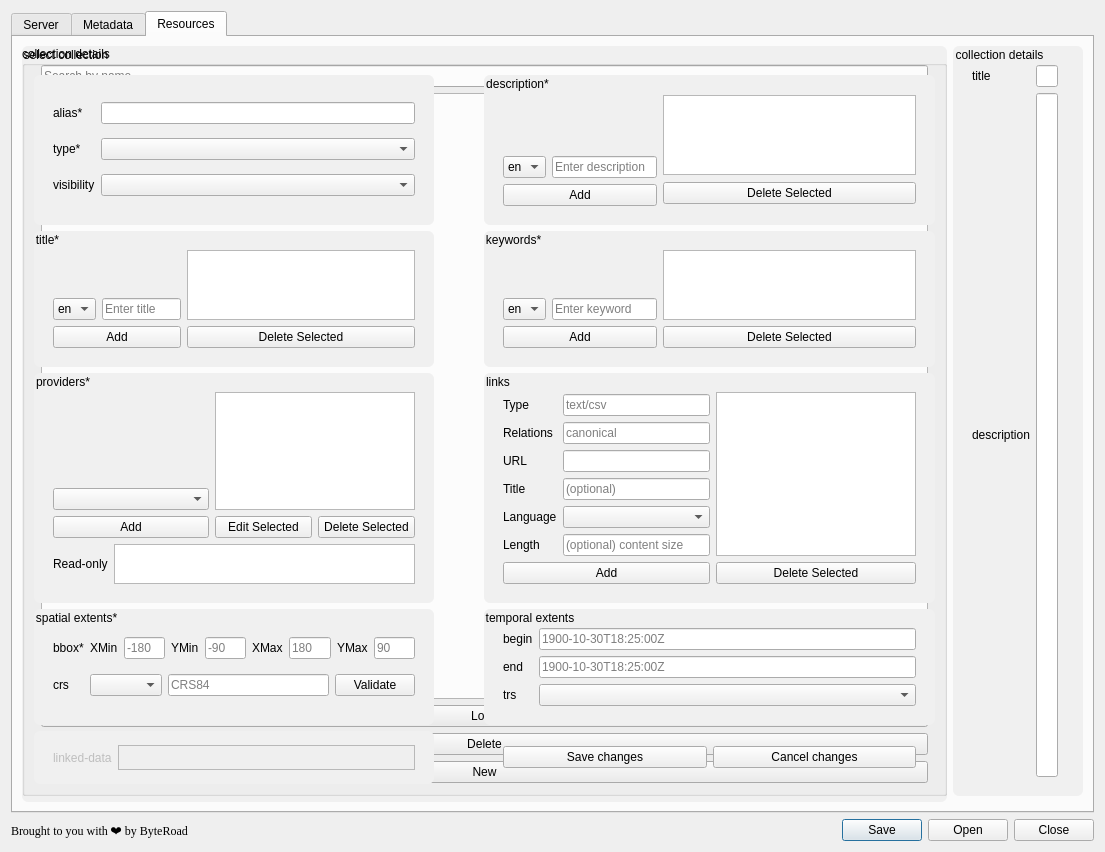
Old version of the form pygeoapi_config_dialog_base.ui in the repository byteroad/pygeoapi_config.
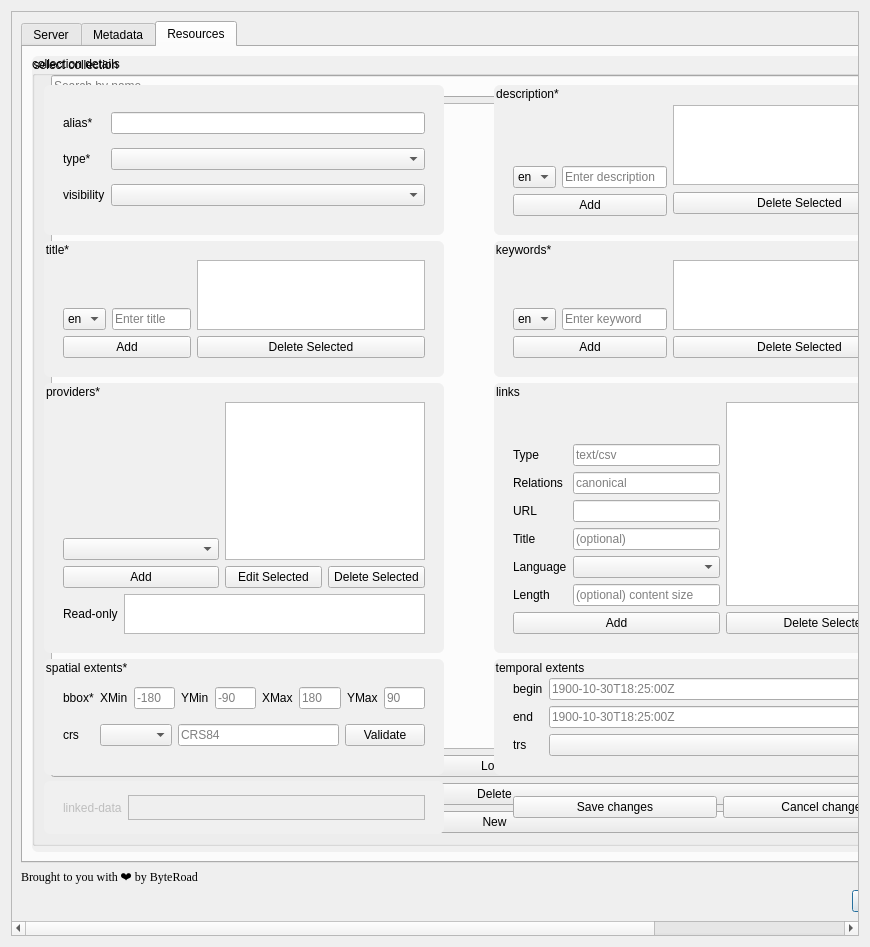
New version of the form. The open tabs and pages were chosen to show the change. Icons and pictures are not drawn.

Commit message: - added layout and scrollable area to top level widget

The edit to the form file:
```diff
--- a/pygeoapi_config_dialog_base.ui
+++ b/pygeoapi_config_dialog_base.ui
@@ -7,7 +7,7 @@
     <x>0</x>
     <y>0</y>
     <width>870</width>
-    <height>490</height>
+    <height>947</height>
    </rect>
   </property>
   <property name="windowTitle">
@@ -17,30 +17,25 @@
    <iconset>
     <normaloff>icon.png</normaloff>icon.png</iconset>
   </property>
-  <layout class="QGridLayout" name="gridLayout_5">
-   <item row="1" column="1">
-    <widget class="QDialogButtonBox" name="buttonBox">
-     <property name="standardButtons">
-      <set>QDialogButtonBox::Close|QDialogButtonBox::Open|QDialogButtonBox::Save</set>
-     </property>
-    </widget>
-   </item>
-   <item row="1" column="0">
-    <widget class="QLabel" name="label_12">
-     <property name="font">
-      <font>
-       <family>Liberation Serif</family>
-      </font>
-     </property>
-     <property name="text">
-      <string>Brought to you with ❤️ by ByteRoad</string>
-     </property>
-     <property name="textFormat">
-      <enum>Qt::MarkdownText</enum>
-     </property>
-    </widget>
-   </item>
-   <item row="0" column="0" colspan="2">
+  <layout class="QVBoxLayout" name="verticalLayout_2">
+   <item>
+    <layout class="QVBoxLayout" name="verticalLayout">
+     <item>
+      <widget class="QScrollArea" name="scrollArea">
+       <property name="widgetResizable">
+        <bool>true</bool>
+       </property>
+       <widget class="QWidget" name="scrollAreaWidgetContents">
+        <property name="geometry">
+         <rect>
+          <x>0</x>
+          <y>0</y>
+          <width>834</width>
+          <height>992</height>
+         </rect>
+        </property>
+        <layout class="QVBoxLayout" name="verticalLayout_4">
+         <item>
     <widget class="QTabWidget" name="tabWidget">
      <property name="currentIndex">
       <number>0</number>
@@ -567,7 +562,7 @@
           <item row="0" column="1">
            <layout class="QHBoxLayout" name="horizontalLayout_6">
             <item>
-             <widget class="QLabel" name="label_10">
+                   <widget class="QLabel" name="label_12">
               <property name="text">
                <string>maximum</string>
               </property>
@@ -1711,7 +1706,7 @@
          </layout>
         </widget>
        </item>
-       <item row="0" column="1" rowspan="1">
+             <item row="0" column="1">
         <widget class="QGroupBox" name="groupBoxCollectionPreview">
          <property name="title">
           <string>collection details</string>
@@ -1729,7 +1724,7 @@
           </property>
          <layout class="QGridLayout" name="gridLayoutCollectionDetails">
           <item row="0" column="0">
-           <widget class="QLabel" name="label_15">
+                 <widget class="QLabel" name="label_57">
             <property name="text">
              <string>title</string>
             </property>
@@ -1743,7 +1738,7 @@
             </widget>
           </item>
           <item row="1" column="0">
-           <widget class="QLabel" name="label_16">
+                 <widget class="QLabel" name="label_58">
             <property name="text">
              <string>description</string>
             </property>
@@ -1776,7 +1771,6 @@
           </layout>
         </widget>
         </item>
-        
         <item row="0" column="0">
           <widget class="QGroupBox" name="groupBoxCollectionLoaded">
             <property name="visible">
@@ -1792,73 +1786,60 @@
             
               
               <item row="0" column="0">
-              
-                <widget class="QGroupBox">
-                  <property name="styleSheet">
-                    <string notr="true">
-                      QGroupBox {
-                        background-color: rgba(240, 240, 240, 1);  /* change to your desired color */
-                        border: 0px solid #ffffffff;     /* optional: border styling */
-                        border-radius: 6px;         /* optional: rounded corners */
-                        margin-top: 1.5em; /* reserve space for the title */
-                        padding: 10px; 
-                      }
-                    </string>
-                  </property>
+                 <widget class="QGroupBox" name="groupBox_4">
                   <property name="minimumSize">
                     <size>
                     <width>400</width>
                     <height>150</height>
                     </size>
                   </property>
-
-                  <layout class="QGridLayout">
+                  <property name="styleSheet">
+                   <string notr="true">
+                      QGroupBox {
+                        background-color: rgba(240, 240, 240, 1);  /* change to your desired color */
+                        border: 0px solid #ffffffff;     /* optional: border styling */
+                        border-radius: 6px;         /* optional: rounded corners */
+                        margin-top: 1.5em; /* reserve space for the title */
+                        padding: 10px; 
+                      }
+                    </string>
+                  </property>
+                  <layout class="QGridLayout" name="_28">
                     <item row="0" column="0">
-                      <widget class="QLabel">
+                    <widget class="QLabel" name="label_59">
                         <property name="text">
                         <string>alias*</string>
                         </property>
                       </widget>
                     </item>
-                    <item row="0" column="1" >
-                      <widget class="QLineEdit" name="lineEditResAlias">
-                      </widget>
-                    </item>
-                      
-                    <item row="1" column="0" >
-                      <widget class="QLabel">
+                   <item row="0" column="1">
+                    <widget class="QLineEdit" name="lineEditResAlias"/>
+                   </item>
+                   <item row="1" column="0">
+                    <widget class="QLabel" name="label_60">
                         <property name="text">
                         <string>type*</string>
                         </property>
                       </widget>
                     </item>
-                    <item row="1" column="1" >
-                      <widget class="QComboBox" name="comboBoxResType">
-                      </widget>
-                    </item>
-
-                    <item row="2" column="0" >
-                      <widget class="QLabel">
+                   <item row="1" column="1">
+                    <widget class="QComboBox" name="comboBoxResType"/>
+                   </item>
+                   <item row="2" column="0">
+                    <widget class="QLabel" name="label_61">
                         <property name="text">
                         <string>visibility</string>
                         </property>
                       </widget>
                     </item>
                     <item row="2" column="1">
-                      <widget class="QComboBox" name="comboBoxResVisibility">
-                      </widget>
+                    <widget class="QComboBox" name="comboBoxResVisibility"/>
                     </item>
                   </layout>
                 </widget>
               </item>
-
-
-              <item row="1" column="0" >
-              
-                <widget class="QGroupBox">
-                  <property name="title">
-                    <string>title*</string>
-                  </property>
+                <item row="1" column="0">
+                 <widget class="QGroupBox" name="groupBox_5">
                   <property name="styleSheet">
                     <string notr="true">
                       QGroupBox {
@@ -1870,14 +1851,16 @@
                       }
                     </string>
                   </property>
-
-                  <layout class="QGridLayout">
+                  <property name="title">
+                   <string>title*</string>
+                  </property>
+                  <layout class="QGridLayout" name="_29">
                     <item row="0" column="0">
-                    <layout class="QHBoxLayout">
+                    <layout class="QHBoxLayout" name="_30">
                       <item>
-                      <layout class="QVBoxLayout">
-                        <item>            
-                        <spacer name="verticalSpacer">
+                      <layout class="QVBoxLayout" name="_31">
+                       <item>
+                        <spacer name="verticalSpacer_6">
                         <property name="orientation">
                           <enum>Qt::Vertical</enum>
                         </property>
@@ -1889,11 +1872,10 @@
                         </property>
                         </spacer>
                         </item>
-
                         <item>
-                          <layout class="QVBoxLayout">
+                        <layout class="QVBoxLayout" name="_32">
                           <item>
-                          <layout class="QHBoxLayout">
+                          <layout class="QHBoxLayout" name="_33">
                             <item>
                             <widget class="QComboBox" name="comboBoxResTitleLocale">
                               <item>
@@ -1913,7 +1895,6 @@
                               </item>
                             </widget>
                             </item>
-
                           <item>
                             <widget class="QLineEdit" name="addResTitleLineEdit">
                             <property name="placeholderText">
@@ -1922,7 +1903,6 @@
                             </widget>
                           </item>
                           </layout>
-
                           </item>
                           <item>
                             <widget class="QPushButton" name="addResTitleButton">
@@ -1934,10 +1914,9 @@
                           </layout>
                         </item>
                       </layout>
-
                       </item>
                       <item>
-                        <layout class="QVBoxLayout">
+                      <layout class="QVBoxLayout" name="_34">
                           <item>
                             <widget class="QListWidget" name="listWidgetResTitle">
                             <property name="maximumSize">
@@ -1962,15 +1941,8 @@
                 </layout>
                 </widget>
               </item>
-
-
-            
-              <item row="0" column="1" colspan="1">
-              
-                <widget class="QGroupBox">
-                  <property name="title">
-                    <string>description*</string>
-                  </property>
+                <item row="0" column="1">
+                 <widget class="QGroupBox" name="groupBox_6">
                   <property name="styleSheet">
                     <string notr="true">
                       QGroupBox {
@@ -1982,15 +1954,16 @@
                       }
                     </string>
                   </property>
-
-                  <layout class="QGridLayout">
+                  <property name="title">
+                   <string>description*</string>
+                  </property>
+                  <layout class="QGridLayout" name="_35">
                     <item row="0" column="0">
-
-                    <layout class="QHBoxLayout">
+                    <layout class="QHBoxLayout" name="_36">
                       <item>
-                      <layout class="QVBoxLayout">
-                        <item>            
-                        <spacer name="verticalSpacer">
+                      <layout class="QVBoxLayout" name="_37">
+                       <item>
+                        <spacer name="verticalSpacer_7">
                         <property name="orientation">
                           <enum>Qt::Vertical</enum>
                         </property>
@@ -2002,11 +1975,10 @@
                         </property>
                         </spacer>
                         </item>
-
                         <item>
-                          <layout class="QVBoxLayout">
+                        <layout class="QVBoxLayout" name="_38">
                           <item>
-                          <layout class="QHBoxLayout">
+                          <layout class="QHBoxLayout" name="_39">
                             <item>
                             <widget class="QComboBox" name="comboBoxResDescriptionLocale">
                               <item>
@@ -2026,7 +1998,6 @@
                               </item>
                             </widget>
                             </item>
-
                           <item>
                             <widget class="QLineEdit" name="addResDescriptionLineEdit">
                             <property name="placeholderText">
@@ -2035,7 +2006,6 @@
                             </widget>
                           </item>
                           </layout>
-
                           </item>
                           <item>
                             <widget class="QPushButton" name="addResDescriptionButton">
@@ -2047,10 +2017,9 @@
                           </layout>
                         </item>
                       </layout>
-
                       </item>
                       <item>
-                        <layout class="QVBoxLayout">
+                      <layout class="QVBoxLayout" name="_40">
                           <item>
                             <widget class="QListWidget" name="listWidgetResDescription">
                             <property name="maximumSize">
@@ -2075,15 +2044,8 @@
                 </layout>
                 </widget>
               </item>
-
-
-
-              <item row="1" column="1" colspan="1">
-              
-                <widget class="QGroupBox">
-                  <property name="title">
-                    <string>keywords*</string>
-                  </property>
+                <item row="1" column="1">
+                 <widget class="QGroupBox" name="groupBox_7">
                   <property name="styleSheet">
                     <string notr="true">
                       QGroupBox {
@@ -2095,15 +2057,16 @@
                       }
                     </string>
                   </property>
-
-                  <layout class="QGridLayout">
+                  <property name="title">
+                   <string>keywords*</string>
+                  </property>
+                  <layout class="QGridLayout" name="_41">
                     <item row="0" column="0">
-                    
-                    <layout class="QHBoxLayout">
+                    <layout class="QHBoxLayout" name="_42">
                       <item>
-                      <layout class="QVBoxLayout">
-                        <item>            
-                        <spacer name="verticalSpacer">
+                      <layout class="QVBoxLayout" name="_43">
+                       <item>
+                        <spacer name="verticalSpacer_8">
                         <property name="orientation">
                           <enum>Qt::Vertical</enum>
                         </property>
@@ -2115,11 +2078,10 @@
                         </property>
                         </spacer>
                         </item>
-
                         <item>
-                          <layout class="QVBoxLayout">
+                        <layout class="QVBoxLayout" name="_44">
                           <item>
-                          <layout class="QHBoxLayout">
+                          <layout class="QHBoxLayout" name="_45">
                             <item>
                             <widget class="QComboBox" name="comboBoxResKeywordsLocale">
                               <item>
@@ -2139,7 +2101,6 @@
                               </item>
                             </widget>
                             </item>
-
                           <item>
                             <widget class="QLineEdit" name="addResKeywordsLineEdit">
                             <property name="placeholderText">
@@ -2148,7 +2109,6 @@
                             </widget>
                           </item>
                           </layout>
-
                           </item>
                           <item>
                             <widget class="QPushButton" name="addResKeywordsButton">
@@ -2160,10 +2120,9 @@
                           </layout>
                         </item>
                       </layout>
-
                       </item>
                       <item>
-                        <layout class="QVBoxLayout">
+                      <layout class="QVBoxLayout" name="_46">
                           <item>
                             <widget class="QListWidget" name="listWidgetResKeywords">
                             <property name="maximumSize">
@@ -2184,37 +2143,33 @@
                         </layout>
                       </item>
                     </layout>
-
                   </item>
                   </layout>
                 </widget>
               </item>
-
-
-              <item row="2" column="1" rowspan="1" >
-                <widget class="QGroupBox" name="groupBoxMap">
+                <item row="2" column="1">
+                 <widget class="QGroupBox" name="groupBoxMap_2">
+                  <property name="styleSheet">
+                   <string notr="true">
+                      QGroupBox {
+                        background-color: rgba(240, 240, 240, 1);  /* change to your desired color */
+                        border: 0px solid #ffffffff;     /* optional: border styling */
+                        border-radius: 6px;         /* optional: rounded corners */
+                        margin-top: 1.5em; /* reserve space for the title */
+                        padding: 10px; 
+                      }
+                    </string>
+                  </property>
                   <property name="title">
                     <string>links</string>
                   </property>
-                  <property name="styleSheet">
-                    <string notr="true">
-                      QGroupBox {
-                        background-color: rgba(240, 240, 240, 1);  /* change to your desired color */
-                        border: 0px solid #ffffffff;     /* optional: border styling */
-                        border-radius: 6px;         /* optional: rounded corners */
-                        margin-top: 1.5em; /* reserve space for the title */
-                        padding: 10px; 
-                      }
-                    </string>
-                  </property>
-                  <layout class="QGridLayout" name="gridLayout_2">
+                  <layout class="QGridLayout" name="gridLayout_12">
                     <item row="0" column="0">
-
-                    <layout class="QHBoxLayout">
+                    <layout class="QHBoxLayout" name="_47">
                       <item>
-                      <layout class="QVBoxLayout">
-                        <item>            
-                        <spacer name="verticalSpacer">
+                      <layout class="QVBoxLayout" name="_48">
+                       <item>
+                        <spacer name="verticalSpacer_9">
                         <property name="orientation">
                           <enum>Qt::Vertical</enum>
                         </property>
@@ -2226,14 +2181,12 @@
                         </property>
                         </spacer>
                         </item>
-
                         <item>
-                          <layout class="QVBoxLayout">
+                        <layout class="QVBoxLayout" name="_49">
                             <item>
                             <layout class="QGridLayout" name="gridLayoutAddResLinks">
-
                               <item row="0" column="0">
-                                <widget class="QLabel">
+                            <widget class="QLabel" name="label_62">
                                   <property name="text">
                                     <string>Type</string>
                                   </property>
@@ -2248,7 +2201,7 @@
                               </item>
 
                               <item row="1" column="0">
-                                <widget class="QLabel">
+                            <widget class="QLabel" name="label_63">
                                   <property name="text">
                                     <string>Relations</string>
                                   </property>
@@ -2263,7 +2216,7 @@
                               </item>
 
                               <item row="2" column="0">
-                                <widget class="QLabel">
+                            <widget class="QLabel" name="label_64">
                                   <property name="text">
                                     <string>URL</string>
                                   </property>
@@ -2278,7 +2231,7 @@
                               </item>
 
                               <item row="3" column="0">
-                                <widget class="QLabel">
+                            <widget class="QLabel" name="label_65">
                                   <property name="text">
                                     <string>Title</string>
                                   </property>
@@ -2293,7 +2246,7 @@
                               </item>
 
                               <item row="4" column="0">
-                                <widget class="QLabel">
+                            <widget class="QLabel" name="label_66">
                                   <property name="text">
                                     <string>Language</string>
                                   </property>
@@ -2308,7 +2261,7 @@
                               </item>
 
                               <item row="5" column="0">
-                                <widget class="QLabel">
+                            <widget class="QLabel" name="label_67">
                                   <property name="text">
                                     <string>Length</string>
                                   </property>
@@ -2321,10 +2274,7 @@
                                   </property>
                                 </widget>
                               </item>
-
-                            </layout>
-
-
+                          </layout>
                           </item>
                           <item>
                             <widget class="QPushButton" name="addResLinksButton">
@@ -2336,10 +2286,9 @@
                           </layout>
                         </item>
                       </layout>
-
                       </item>
                       <item>
-                        <layout class="QVBoxLayout">
+                      <layout class="QVBoxLayout" name="_50">
                           <item>
                             <widget class="QListWidget" name="listWidgetResLinks">
                             <property name="minimumSize">
@@ -2370,31 +2319,29 @@
                 </layout>
                 </widget>
               </item>
-
-
-              <item row="2" column="0" rowspan="1">
-                <widget class="QGroupBox" name="groupBoxMap">
+                <item row="2" column="0">
+                 <widget class="QGroupBox" name="groupBoxMap_3">
+                  <property name="styleSheet">
+                   <string notr="true">
+                      QGroupBox {
+                        background-color: rgba(240, 240, 240, 1);  /* change to your desired color */
+                        border: 0px solid #ffffffff;     /* optional: border styling */
+                        border-radius: 6px;         /* optional: rounded corners */
+                        margin-top: 1.5em; /* reserve space for the title */
+                        padding: 10px; 
+                      }
+                    </string>
+                  </property>
                   <property name="title">
                     <string>providers*</string>
                   </property>
-                  <property name="styleSheet">
-                    <string notr="true">
-                      QGroupBox {
-                        background-color: rgba(240, 240, 240, 1);  /* change to your desired color */
-                        border: 0px solid #ffffffff;     /* optional: border styling */
-                        border-radius: 6px;         /* optional: rounded corners */
-                        margin-top: 1.5em; /* reserve space for the title */
-                        padding: 10px; 
-                      }
-                    </string>
-                  </property>
-                  <layout class="QGridLayout" name="gridLayout_2">
+                  <layout class="QGridLayout" name="gridLayout_13">
                     <item row="0" column="0">
-                      <layout class="QHBoxLayout">
+                    <layout class="QHBoxLayout" name="_51">
                         <item>
-                          <layout class="QVBoxLayout">
-                            <item>            
-                            <spacer name="verticalSpacer">
+                      <layout class="QVBoxLayout" name="_52">
+                       <item>
+                        <spacer name="verticalSpacer_10">
                             <property name="orientation">
                               <enum>Qt::Vertical</enum>
                             </property>
@@ -2406,17 +2353,14 @@
                             </property>
                             </spacer>
                             </item>
-
                             <item>
-                              <layout class="QVBoxLayout">
+                        <layout class="QVBoxLayout" name="_53">
                               <item>
-                              <layout class="QHBoxLayout">
+                          <layout class="QHBoxLayout" name="_54">
                                 <item>
-                                <widget class="QComboBox" name="comboBoxResProviderType">
-                                </widget>
-                                </item>
-                              </layout>
-
+                            <widget class="QComboBox" name="comboBoxResProviderType"/>
+                           </item>
+                          </layout>
                               </item>
                               <item>
                                 <widget class="QPushButton" name="addResProviderButton">
@@ -2428,12 +2372,10 @@
                               </layout>
                             </item>
                           </layout>
-
                         </item>
                         <item>
-                          <layout class="QVBoxLayout">
+                      <layout class="QVBoxLayout" name="_55">
                             <item>
-                            
                               <widget class="QListWidget" name="listWidgetResProvider">
                               <property name="maximumSize">
                                 <size>
@@ -2443,9 +2385,8 @@
                               </property>
                               </widget>
                             </item>
-
                             <item>
-                              <layout class = "QHBoxLayout">
+                        <layout class="QHBoxLayout" name="_56">
                                 <item>
                                   <widget class="QPushButton" name="editResProviderButton">
                                   <property name="text">
@@ -2462,25 +2403,19 @@
                                 </item>
                               </layout>
                             </item>
-
-                          </layout>
-                        </item>
-
-                      </layout>
-                    </item>
-
+                      </layout>
+                     </item>
+                    </layout>
+                   </item>
                     <item row="1" column="0">
-                      
-                        <layout class="QHBoxLayout">
-
+                    <layout class="QHBoxLayout" name="_57">
                           <item>
-                            <widget class="QLabel">
+                      <widget class="QLabel" name="label_68">
                               <property name="text">
                               <string>Read-only</string>
                               </property>
                             </widget>
                           </item>
-                          
                           <item>
                             <widget class="QListWidget" name="listWidgetResReadOnlyProviders">
                             <property name="maximumSize">
@@ -2494,53 +2429,41 @@
                             </property>
                             </widget>
                           </item>
-
-                        </layout>
-
-                    </item>
-
-
-
+                    </layout>
+                   </item>
                 </layout>
                 </widget>
               </item>
-
-
-              <item row="3" column="0" rowspan="1">
-              
-                <widget class="QGroupBox">
+                <item row="3" column="0">
+                 <widget class="QGroupBox" name="groupBox_8">
+                  <property name="styleSheet">
+                   <string notr="true">
+                      QGroupBox {
+                        background-color: rgba(240, 240, 240, 1);  /* change to your desired color */
+                        border: 0px solid #ffffffff;     /* optional: border styling */
+                        border-radius: 6px;         /* optional: rounded corners */
+                        margin-top: 1.5em; /* reserve space for the title */
+                        padding: 10px; 
+                      }
+                    </string>
+                  </property>
                   <property name="title">
                     <string>spatial extents*</string>
                   </property>
-                  <property name="styleSheet">
-                    <string notr="true">
-                      QGroupBox {
-                        background-color: rgba(240, 240, 240, 1);  /* change to your desired color */
-                        border: 0px solid #ffffffff;     /* optional: border styling */
-                        border-radius: 6px;         /* optional: rounded corners */
-                        margin-top: 1.5em; /* reserve space for the title */
-                        padding: 10px; 
-                      }
-                    </string>
-                  </property>
-
-                  <layout class="QGridLayout">
-                  
+                  <layout class="QGridLayout" name="_58">
                     <item row="0" column="0">
-                      <widget class="QLabel">
+                    <widget class="QLabel" name="label_69">
                         <property name="text">
                         <string>bbox*</string>
                         </property>
                       </widget>
                     </item>
-
                     <item row="0" column="1">
-                      <layout class="QGridLayout">
-                        
+                    <layout class="QGridLayout" name="_59">
                         <item row="0" column="0">
-                          <layout class="QHBoxLayout">
+                      <layout class="QHBoxLayout" name="_60">
                             <item>
-                              <widget class="QLabel">
+                        <widget class="QLabel" name="label_70">
                                 <property name="text">
                                 <string>XMin</string>
                                 </property>
@@ -2556,9 +2479,9 @@
                           </layout>
                         </item>
                         <item row="0" column="1">
-                          <layout class="QHBoxLayout">
+                      <layout class="QHBoxLayout" name="_61">
                             <item>
-                              <widget class="QLabel">
+                        <widget class="QLabel" name="label_71">
                                 <property name="text">
                                 <string>YMin</string>
                                 </property>
@@ -2574,9 +2497,9 @@
                           </layout>
                         </item>
                         <item row="0" column="2">
-                          <layout class="QHBoxLayout">
+                      <layout class="QHBoxLayout" name="_62">
                             <item>
-                              <widget class="QLabel">
+                        <widget class="QLabel" name="label_72">
                                 <property name="text">
                                 <string>XMax</string>
                                 </property>
@@ -2592,9 +2515,9 @@
                           </layout>
                         </item>
                         <item row="0" column="3">
-                          <layout class="QHBoxLayout">
+                      <layout class="QHBoxLayout" name="_63">
                             <item>
-                              <widget class="QLabel">
+                        <widget class="QLabel" name="label_73">
                                 <property name="text">
                                 <string>YMax</string>
                                 </property>
@@ -2609,27 +2532,22 @@
                             </item>
                           </layout>
                         </item>
-
-                      </layout>
-                    </item>
-
+                    </layout>
+                   </item>
                     <item row="1" column="0">
-                      <widget class="QLabel">
+                    <widget class="QLabel" name="label_74">
                         <property name="text">
                         <string>crs</string>
                         </property>
                       </widget>
                     </item>
-
                     <item row="1" column="1">
-                    
-                    <layout class="QHBoxLayout">
+                    <layout class="QHBoxLayout" name="_64">
                       <item>
-                        <widget class="QComboBox" name="comboBoxResExtentsSpatialCrsType">
-                        </widget>
+                      <widget class="QComboBox" name="comboBoxResExtentsSpatialCrsType"/>
                       </item>
                       <item>
-                        <layout class = "QHBoxLayout">
+                      <layout class="QHBoxLayout" name="_65">
                           <item>
                             <widget class="QLineEdit" name="lineEditResExtentsSpatialCrs">
                               <property name="placeholderText">
@@ -2648,37 +2566,28 @@
                       </item>
                     </layout>
                     </item>
-
-
-
                   </layout>
-
-                </widget>
-              </item>
-              
-              
-
-              <item row="3" column="1" >
-              
-                <widget class="QGroupBox">
+                 </widget>
+                </item>
+                <item row="3" column="1">
+                 <widget class="QGroupBox" name="groupBox_9">
+                  <property name="styleSheet">
+                   <string notr="true">
+                      QGroupBox {
+                        background-color: rgba(240, 240, 240, 1);  /* change to your desired color */
+                        border: 0px solid #ffffffff;     /* optional: border styling */
+                        border-radius: 6px;         /* optional: rounded corners */
+                        margin-top: 1.5em; /* reserve space for the title */
+                        padding: 10px; 
+                      }
+                    </string>
+                  </property>
                   <property name="title">
                     <string>temporal extents</string>
                   </property>
-                  <property name="styleSheet">
-                    <string notr="true">
-                      QGroupBox {
-                        background-color: rgba(240, 240, 240, 1);  /* change to your desired color */
-                        border: 0px solid #ffffffff;     /* optional: border styling */
-                        border-radius: 6px;         /* optional: rounded corners */
-                        margin-top: 1.5em; /* reserve space for the title */
-                        padding: 10px; 
-                      }
-                    </string>
-                  </property>
-
-                  <layout class="QGridLayout">
+                  <layout class="QGridLayout" name="_66">
                     <item row="0" column="0">
-                      <widget class="QLabel">
+                    <widget class="QLabel" name="label_75">
                         <property name="text">
                         <string>begin</string>
                         </property>
@@ -2692,7 +2601,7 @@
                       </widget>
                     </item>
                     <item row="1" column="0">
-                      <widget class="QLabel">
+                    <widget class="QLabel" name="label_76">
                         <property name="text">
                         <string>end</string>
                         </property>
@@ -2706,27 +2615,22 @@
                       </widget>
                     </item>
                     <item row="2" column="0">
-                      <widget class="QLabel">
+                    <widget class="QLabel" name="label_77">
                         <property name="text">
                         <string>trs</string>
                         </property>
                       </widget>
                     </item>
                     <item row="2" column="1">
-                      <widget class="QComboBox" name="comboBoxResExtentsTemporalTrs">
-                      </widget>
+                    <widget class="QComboBox" name="comboBoxResExtentsTemporalTrs"/>
                     </item>
                   </layout>
-
-                </widget>
-              </item>
-
-              
-              <item row="4" column="0" >
-              
-                <widget class="QGroupBox">
-                  <property name="title">
-                    <string></string>
+                 </widget>
+                </item>
+                <item row="4" column="0">
+                 <widget class="QGroupBox" name="groupBox_10">
+                  <property name="enabled">
+                   <bool>false</bool>
                   </property>
                   <property name="styleSheet">
                     <string notr="true">
@@ -2739,20 +2643,18 @@
                       }
                     </string>
                   </property>
-                  <property name="enabled">
-                    <bool>false</bool>
+                  <property name="title">
+                   <string/>
                   </property>
-
-                  <layout class="QGridLayout">
-                  
+                  <layout class="QGridLayout" name="_67">
                     <item row="0" column="0">
-                      <widget class="QLabel" name="label_16">
+                    <widget class="QLabel" name="label_78">
+                     <property name="enabled">
+                      <bool>false</bool>
+                     </property>
                         <property name="text">
                           <string>linked-data</string>
                         </property>
-                        <property name="enabled">
-                          <bool>false</bool>
-                        </property>
                       </widget>
                     </item>
                     <item row="0" column="1">
@@ -2772,16 +2674,10 @@
                       </widget>
                     </item>
                   </layout>
-              
-                </widget>
-              </item>
-
-
+                 </widget>
+                </item>
               <item row="4" column="1">
-                <widget class="QGroupBox">
-                  <property name="title">
-                    <string></string>
-                  </property>
+                 <widget class="QGroupBox" name="groupBox_11">
                   <property name="styleSheet">
                     <string notr="true">
                       QGroupBox {
@@ -2793,7 +2689,10 @@
                       }
                     </string>
                   </property>
-                <layout class="QHBoxLayout" name="horizontalLayout">
+                  <property name="title">
+                   <string/>
+                  </property>
+                  <layout class="QHBoxLayout" name="horizontalLayout_12">
                   <item>
                     <widget class="QPushButton" name="pushSaveAndPreviewResource">
                       <property name="text">
@@ -2811,16 +2710,40 @@
                 </layout>
                 </widget>
               </item>
-
-
             </layout>
           </widget>
         </item>
-       
-
       </layout>
      </widget>
     </widget>
+         </item>
+         <item>
+          <widget class="QLabel" name="label_79">
+           <property name="font">
+            <font>
+             <family>Liberation Serif</family>
+            </font>
+           </property>
+           <property name="text">
+            <string>Brought to you with ❤️ by ByteRoad</string>
+           </property>
+           <property name="textFormat">
+            <enum>Qt::MarkdownText</enum>
+           </property>
+          </widget>
+         </item>
+         <item>
+          <widget class="QDialogButtonBox" name="buttonBox">
+           <property name="standardButtons">
+            <set>QDialogButtonBox::Close|QDialogButtonBox::Open|QDialogButtonBox::Save</set>
+           </property>
+          </widget>
+         </item>
+        </layout>
+       </widget>
+      </widget>
+     </item>
+    </layout>
    </item>
   </layout>
  </widget>
```
Left out of the diff: 1555 changed lines with no effect on the pictures. Lines whose indentation alone changed are shown as unchanged.
